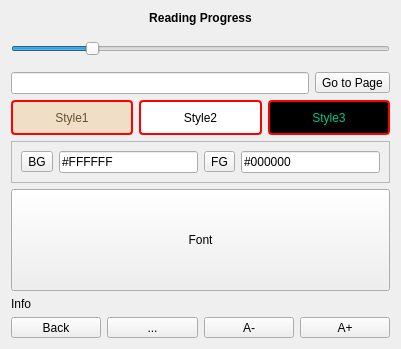
First picture: the form in src/Reader/ReaderSet.ui, repository ic005k/Knot-Legacy, before the edit.
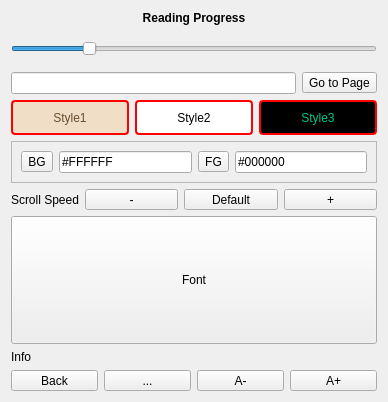
Second picture: the form after the edit. Icons and pictures are not drawn.

Patch:
```diff
--- a/src/Reader/ReaderSet.ui
+++ b/src/Reader/ReaderSet.ui
@@ -6,8 +6,8 @@
    <rect>
     <x>0</x>
     <y>0</y>
-    <width>401</width>
-    <height>349</height>
+    <width>388</width>
+    <height>402</height>
    </rect>
   </property>
   <property name="windowTitle">
@@ -257,6 +257,62 @@
      </layout>
     </widget>
    </item>
+   <item>
+    <layout class="QHBoxLayout" name="horizontalLayout_5">
+     <item>
+      <widget class="QLabel" name="lblSpeed">
+       <property name="sizePolicy">
+        <sizepolicy hsizetype="Fixed" vsizetype="Preferred">
+         <horstretch>0</horstretch>
+         <verstretch>0</verstretch>
+        </sizepolicy>
+       </property>
+       <property name="text">
+        <string>Scroll Speed</string>
+       </property>
+      </widget>
+     </item>
+     <item>
+      <widget class="QToolButton" name="btnLessen">
+       <property name="sizePolicy">
+        <sizepolicy hsizetype="Preferred" vsizetype="Fixed">
+         <horstretch>0</horstretch>
+         <verstretch>0</verstretch>
+        </sizepolicy>
+       </property>
+       <property name="text">
+        <string>-</string>
+       </property>
+      </widget>
+     </item>
+     <item>
+      <widget class="QToolButton" name="btnDefault">
+       <property name="sizePolicy">
+        <sizepolicy hsizetype="Preferred" vsizetype="Fixed">
+         <horstretch>0</horstretch>
+         <verstretch>0</verstretch>
+        </sizepolicy>
+       </property>
+       <property name="text">
+        <string>Default</string>
+       </property>
+      </widget>
+     </item>
+     <item>
+      <widget class="QToolButton" name="btnAdd">
+       <property name="sizePolicy">
+        <sizepolicy hsizetype="Preferred" vsizetype="Fixed">
+         <horstretch>0</horstretch>
+         <verstretch>0</verstretch>
+        </sizepolicy>
+       </property>
+       <property name="text">
+        <string>+</string>
+       </property>
+      </widget>
+     </item>
+    </layout>
+   </item>
    <item>
     <widget class="QToolButton" name="btnFont">
      <property name="sizePolicy">
```
